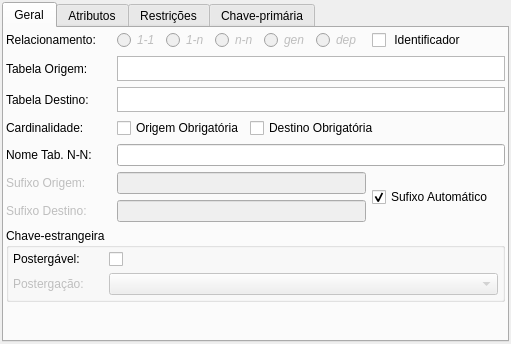
Above: libpgmodeler_ui/ui/relacionamentowidget.ui from pgmodeler/pgmodeler before the change. Below: the same form after it.
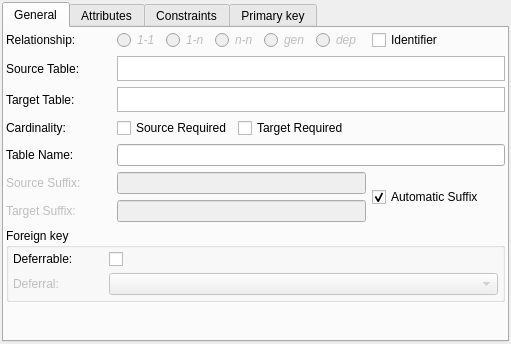
That is the form after the change.

```diff
--- a/libpgmodeler_ui/ui/relacionamentowidget.ui
+++ b/libpgmodeler_ui/ui/relacionamentowidget.ui
@@ -45,7 +45,7 @@
      </property>
      <widget class="QWidget" name="tab">
       <attribute name="title">
-       <string>Geral</string>
+       <string>General</string>
       </attribute>
       <layout class="QGridLayout" name="gridLayout_3">
        <property name="margin">
@@ -75,7 +75,7 @@
           </size>
          </property>
          <property name="text">
-          <string>Relacionamento:</string>
+          <string>Relationship:</string>
          </property>
         </widget>
        </item>
@@ -272,7 +272,7 @@
           </sizepolicy>
          </property>
          <property name="text">
-          <string> Identificador</string>
+          <string>Identifier</string>
          </property>
         </widget>
        </item>
@@ -297,7 +297,7 @@
           </size>
          </property>
          <property name="text">
-          <string>Tabela Origem:</string>
+          <string>Source Table:</string>
          </property>
         </widget>
        </item>
@@ -361,7 +361,7 @@
           </size>
          </property>
          <property name="text">
-          <string>Tabela Destino:</string>
+          <string>Target Table:</string>
          </property>
         </widget>
        </item>
@@ -425,7 +425,7 @@
           </size>
          </property>
          <property name="text">
-          <string>Cardinalidade:</string>
+          <string>Cardinality:</string>
          </property>
         </widget>
        </item>
@@ -440,7 +440,7 @@
             </sizepolicy>
            </property>
            <property name="text">
-            <string>Origem Obrigatória</string>
+            <string>Source Required</string>
            </property>
           </widget>
          </item>
@@ -453,7 +453,7 @@
             </sizepolicy>
            </property>
            <property name="text">
-            <string>Destino Obrigatória</string>
+            <string>Target Required</string>
            </property>
           </widget>
          </item>
@@ -483,7 +483,7 @@
           <string>Nome da tabela gerada pelo relacionamento muitos para muitos</string>
          </property>
          <property name="text">
-          <string>Nome Tab. N-N:</string>
+          <string>Table Name:</string>
          </property>
         </widget>
        </item>
@@ -514,7 +514,7 @@
           </size>
          </property>
          <property name="text">
-          <string>Sufixo Origem:</string>
+          <string>Source Suffix:</string>
          </property>
         </widget>
        </item>
@@ -555,7 +555,7 @@
           </size>
          </property>
          <property name="text">
-          <string>Sufixo Destino:</string>
+          <string>Target Suffix:</string>
          </property>
         </widget>
        </item>
@@ -581,7 +581,7 @@
           </sizepolicy>
          </property>
          <property name="title">
-          <string>Chave-estrangeira</string>
+          <string>Foreign key</string>
          </property>
          <layout class="QGridLayout" name="gridLayout_2">
           <property name="margin">
@@ -611,7 +611,7 @@
              </size>
             </property>
             <property name="text">
-             <string>Postergável:</string>
+             <string>Deferrable:</string>
             </property>
            </widget>
           </item>
@@ -664,7 +664,7 @@
              </size>
             </property>
             <property name="text">
-             <string>Postergação:</string>
+             <string>Deferral:</string>
             </property>
            </widget>
           </item>
@@ -715,7 +715,7 @@
        <item row="5" column="2" rowspan="2">
         <widget class="QCheckBox" name="sufixo_auto_chk">
          <property name="text">
-          <string>Sufixo Automático</string>
+          <string>Automatic Suffix</string>
          </property>
          <property name="checked">
           <bool>true</bool>
@@ -726,17 +726,17 @@
      </widget>
      <widget class="QWidget" name="tab_3">
       <attribute name="title">
-       <string>Atributos</string>
+       <string>Attributes</string>
       </attribute>
      </widget>
      <widget class="QWidget" name="tab_2">
       <attribute name="title">
-       <string>Restrições</string>
+       <string>Constraints</string>
       </attribute>
      </widget>
      <widget class="QWidget" name="tab_4">
       <attribute name="title">
-       <string>Chave-primária</string>
+       <string>Primary key</string>
       </attribute>
       <layout class="QGridLayout" name="gridLayout">
        <property name="margin">
```
Left out of the diff: 18 changed lines with no effect on the pictures.
